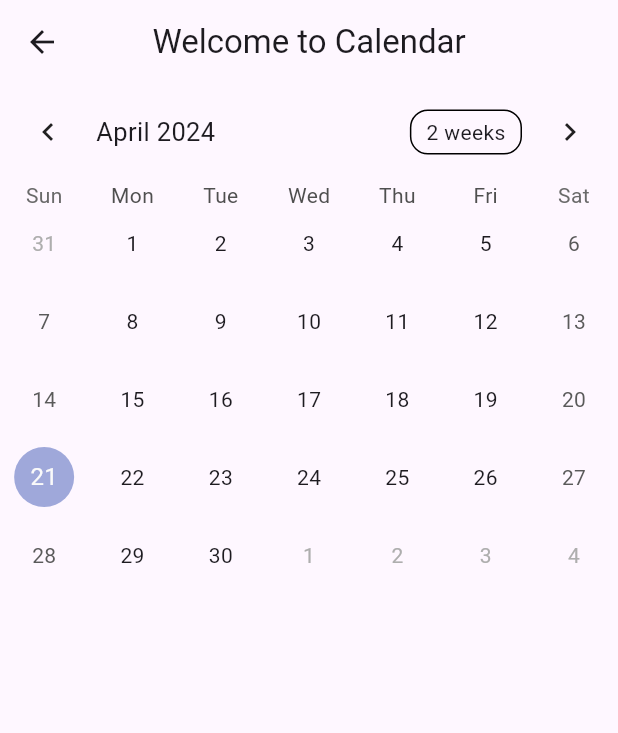
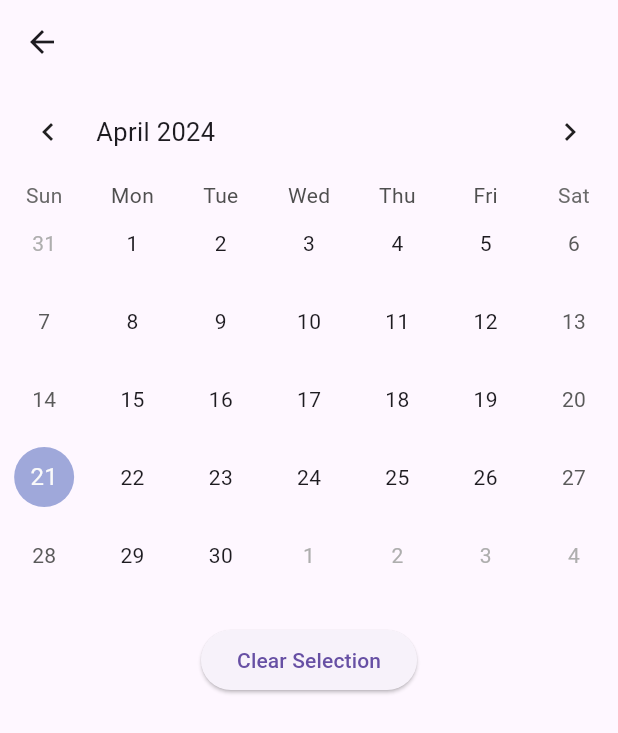
Before and after one commit to TheRealSlimShadies/WealthWatch, a Flutter app: the Calendar screen opened by its route, on a phone screen of 412 x 824 dp. Shown: the top 733 px of the screen. Run offline on Flutter 3.47's test engine with Material 3 defaults, Android fonts, the phone set to English and light mode, and no system bars; drawn by our look-alikes of table_calendar; our stand-ins replace fl_chart.

Commit message:
added a feature in calendar to select range of dates

```diff
--- a/src/lib/Pages/calendar.dart
+++ b/src/lib/Pages/calendar.dart
@@ -1,33 +1,76 @@
 import 'package:flutter/material.dart';
 import 'package:table_calendar/table_calendar.dart';
 
-class Calendar extends StatelessWidget {
-  const Calendar({Key? key});
+class Calendar extends StatefulWidget {
+  const Calendar({super.key});
+
+  @override
+  _CalendarState createState() => _CalendarState();
+}
+
+class _CalendarState extends State<Calendar> {
+  late DateTime? _startSelectedDay;
+  late DateTime? _endSelectedDay;
+
+  @override
+  void initState() {
+    super.initState();
+    _startSelectedDay = null;
+    _endSelectedDay = null;
+  }
 
   @override
   Widget build(BuildContext context) {
     return Scaffold(
-      appBar: AppBar(
-        title: const Text("Welcome to Calendar"),
-        centerTitle: true,
-      ),
+      appBar: AppBar(),
       body: content(),
     );
   }
 
   Widget content() {
-    DateTime today = DateTime.now();
     return Column(
       children: [
-        //const Text("123"),
         Container(
           child: TableCalendar(
-            focusedDay: today,
-            firstDay: DateTime.utc(2010, 10, 16),
-            lastDay: DateTime.utc(2030, 3, 14),
+            focusedDay: DateTime.now(),
+            firstDay: DateTime.utc(1875, 01, 01),
+            lastDay: DateTime.utc(3040, 01, 31),
+            rangeStartDay: _startSelectedDay,
+            rangeEndDay: _endSelectedDay,
+            rangeSelectionMode: RangeSelectionMode.enforced,
+            availableCalendarFormats: const {
+              CalendarFormat.month: 'Month',
+            },
+            onRangeSelected: (start, end, focusedDay) {
+              setState(() {
+                _startSelectedDay = start;
+                _endSelectedDay = end;
+              });
+            },
           ),
         ),
+        const SizedBox(height: 20),
+        ElevatedButton(
+          onPressed: () {
+            setState(() {
+              _startSelectedDay = null;
+              _endSelectedDay = null;
+            });
+          },
+          child: Text('Clear Selection'),
+        ),
+        const SizedBox(height: 20),
+
+        //Text
+        //"Selected range: ${_startSelectedDay.toString().split(" ")[0]} - ${_endSelectedDay.toString().split(" ")[0]}",
+        //style: const TextStyle(fontSize: 16),
       ],
     );
   }
 }
+
+void main() {
+  runApp(const MaterialApp(
+    home: Calendar(),
+  ));
+}
```
Also changed, not shown: src/lib/Graphs/barChart.dart (+5 -6 lines), src/lib/main.dart (+15 -13 lines).
